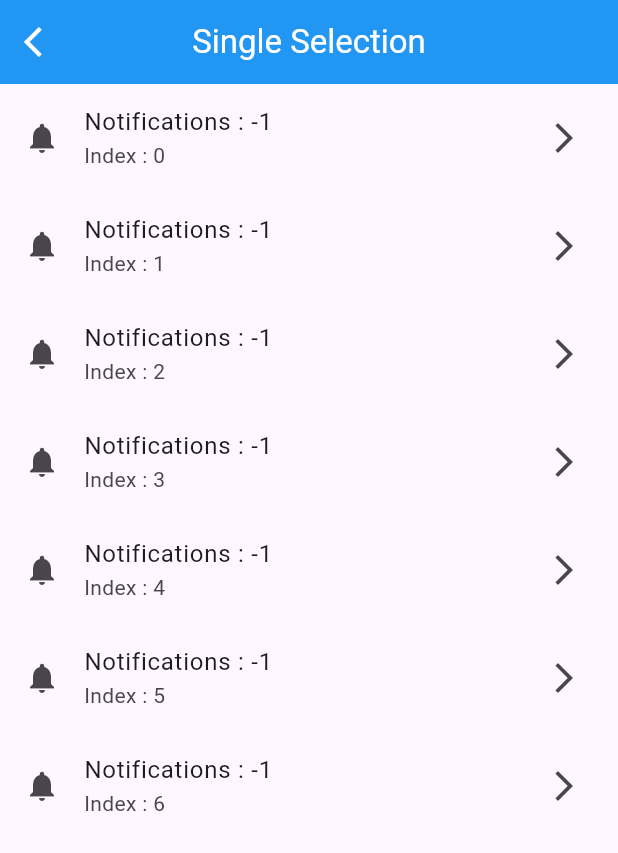
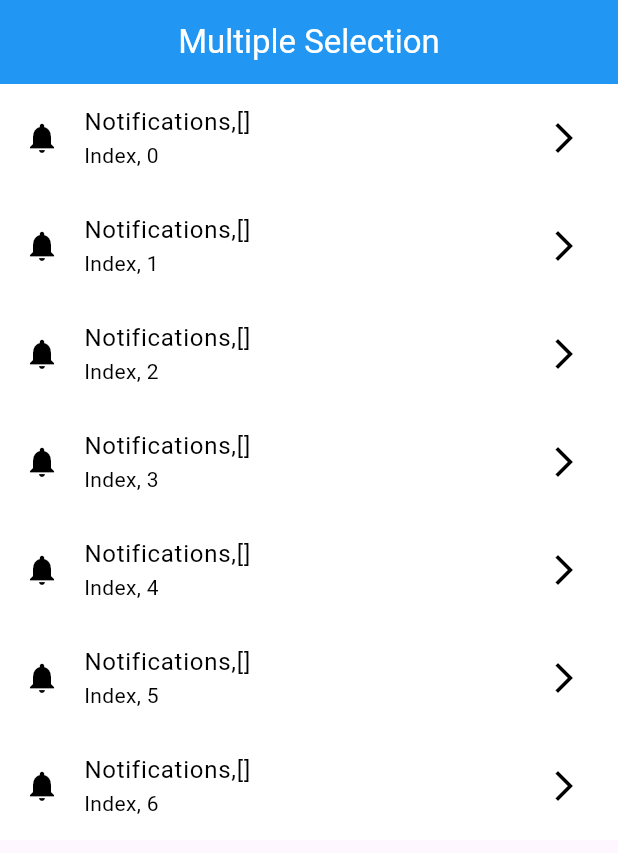
Before and after one commit to AbRehman536/Flutter_sec_8, a Flutter app: the screen it shows after launch, on a phone screen of 412 x 824 dp. Shown: the top 853 px of the screen. Run offline on Flutter 3.47's test engine with Material 3 defaults, Android fonts, the phone set to English and light mode, and no system bars.

Commit message:
Multiple  Selection Done

```diff
--- a/lib/main.dart
+++ b/lib/main.dart
@@ -5,6 +5,7 @@
 import 'package:flutter_sec_8/list_tile_demo.dart';
 import 'package:flutter_sec_8/login_form.dart';
 import 'package:flutter_sec_8/login_form_validation.dart';
+import 'package:flutter_sec_8/multiple_selection.dart';
 import 'package:flutter_sec_8/nested_row_column.dart';
 import 'package:flutter_sec_8/network_image.dart';
 import 'package:flutter_sec_8/row_column.dart';
@@ -41,7 +42,7 @@
         colorScheme: ColorScheme.fromSeed(seedColor: Colors.deepPurple),
         useMaterial3: true,
       ),
-      home: SingleSelectionDemo(),
+      home: MultipleSelectionDemo(),
     );
   }
 }
--- /dev/null
+++ b/lib/multiple_selection.dart
@@ -0,0 +1,46 @@
+import 'package:flutter/material.dart';
+
+class MultipleSelectionDemo extends StatefulWidget {
+  const MultipleSelectionDemo({super.key});
+
+  @override
+  State<MultipleSelectionDemo> createState() => _MultipleSelectionDemoState();
+}
+
+class _MultipleSelectionDemoState extends State<MultipleSelectionDemo> {
+  List<int> selectedIndex = [];
+  @override
+  Widget build(BuildContext context) {
+    return Scaffold(
+      appBar: AppBar(
+        title: Text("Multiple Selection"),
+        centerTitle: true,
+        backgroundColor: Colors.blue,
+        foregroundColor: Colors.white,
+      ),
+      body: ListView.builder(
+        itemCount: 7,
+        itemBuilder: (BuildContext context, int index) {
+          return ListTile(
+            onTap: (){
+              setState(() {
+                if(selectedIndex.contains(index)){
+                  selectedIndex.remove(index);
+                }else{
+                  selectedIndex.add(index);
+                }
+              });
+            },
+            tileColor: selectedIndex.contains(index) ?Colors.blue : Colors.white,
+            textColor: selectedIndex.contains(index) ?Colors.white : Colors.black,
+            iconColor: selectedIndex.contains(index) ?Colors.white : Colors.black,
+            leading: Icon(selectedIndex.contains(index) ?Icons.notifications_active_outlined : Icons.notifications,),
+            title: Text("Notifications,$selectedIndex"),
+            subtitle: Text("Index, $index"),
+            trailing: Icon(Icons.arrow_forward_ios),
+          );
+        },
+      ),
+    );
+  }
+}
--- a/lib/single_selection.dart
+++ b/lib/single_selection.dart
@@ -25,7 +25,8 @@
           return ListTile(
             selected: selectedIndex == index,
             selectedTileColor: Colors.blue,
-            selectedColor: Colors.white,
+
+            textColor: selectedIndex == index ?Colors.red:Colors.black ,
             leading: Icon(Icons.notifications),
             title: Text("Notifications : $selectedIndex"),
             subtitle: Text("Index : $index"),
```
